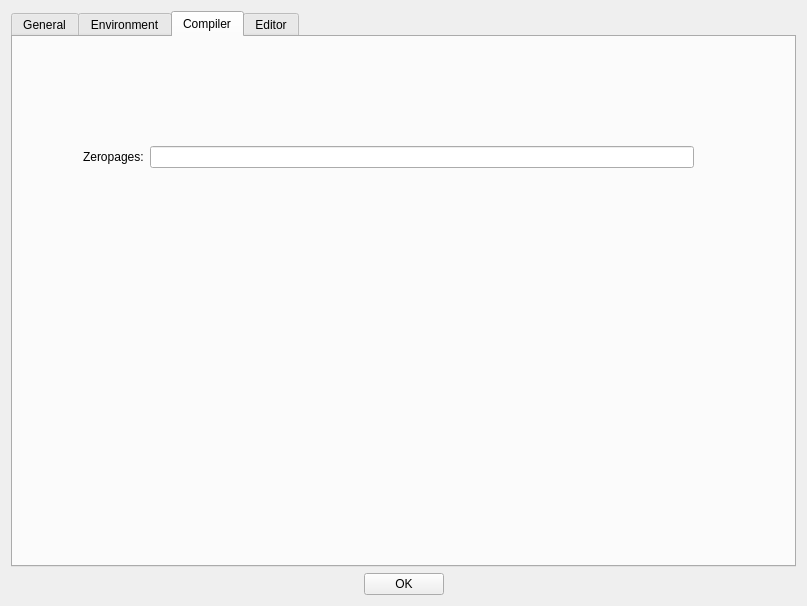
This is source/dialogtrsesettings.ui in leuat/TRSE as Qt 5 draws it before an edit. The edited form follows.
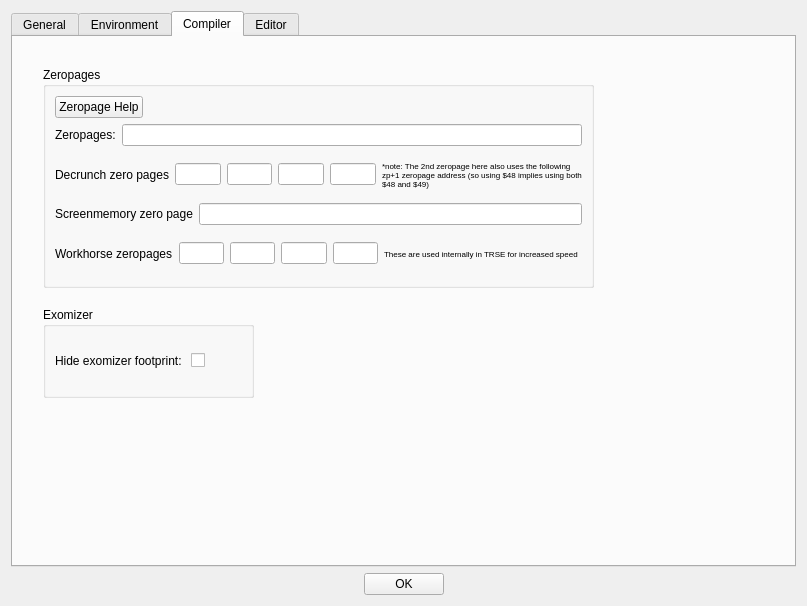
This is the edited form. The open tabs and pages were chosen to show the change.

Commit message: Added: Sqrt (16 bit), lots of zeropage support (settings, compiler) and renamed 'interpreter' to 'compiler'

The edit to the form file:
```diff
--- a/source/dialogtrsesettings.ui
+++ b/source/dialogtrsesettings.ui
@@ -124,25 +124,224 @@
         <attribute name="title">
          <string>Compiler</string>
         </attribute>
-        <widget class="QWidget" name="gridLayoutWidget_3">
+        <widget class="QGroupBox" name="groupBox_2">
          <property name="geometry">
           <rect>
-           <x>70</x>
-           <y>70</y>
-           <width>611</width>
-           <height>101</height>
+           <x>30</x>
+           <y>30</y>
+           <width>551</width>
+           <height>221</height>
           </rect>
+         </property>
+         <property name="title">
+          <string>Zeropages</string>
+         </property>
+         <layout class="QHBoxLayout" name="horizontalLayout_9">
+          <item>
+           <layout class="QVBoxLayout" name="verticalLayout_3">
+            <property name="sizeConstraint">
+             <enum>QLayout::SetMinAndMaxSize</enum>
+            </property>
+            <item>
+             <layout class="QHBoxLayout" name="horizontalLayout_10">
+              <item>
+               <widget class="QPushButton" name="pushButton_2">
+                <property name="text">
+                 <string>Zeropage Help</string>
+                </property>
+               </widget>
+              </item>
+              <item>
+               <spacer name="horizontalSpacer_3">
+                <property name="orientation">
+                 <enum>Qt::Horizontal</enum>
+                </property>
+                <property name="sizeHint" stdset="0">
+                 <size>
+                  <width>40</width>
+                  <height>20</height>
+                 </size>
+                </property>
+               </spacer>
+              </item>
+             </layout>
+            </item>
+            <item>
+             <layout class="QHBoxLayout" name="horizontalLayout_3">
+              <item>
+               <widget class="QLabel" name="label_7">
+                <property name="text">
+                 <string>Zeropages:</string>
+                </property>
+               </widget>
+              </item>
+              <item>
+               <widget class="QLineEdit" name="leZeropages"/>
+              </item>
+             </layout>
+            </item>
+            <item>
+             <layout class="QHBoxLayout" name="horizontalLayout_6" stretch="1,2,2">
+              <item>
+               <widget class="QLabel" name="label_11">
+                <property name="text">
+                 <string>Decrunch zero pages</string>
+                </property>
+               </widget>
+              </item>
+              <item>
+               <layout class="QHBoxLayout" name="horizontalLayout_7">
+                <item>
+                 <layout class="QVBoxLayout" name="verticalLayout_2" stretch="0">
+                  <item>
+                   <layout class="QHBoxLayout" name="horizontalLayout">
+                    <item>
+                     <widget class="QLineEdit" name="leDecrunchZp1"/>
+                    </item>
+                    <item>
+                     <widget class="QLineEdit" name="leDecrunchZp2"/>
+                    </item>
+                    <item>
+                     <widget class="QLineEdit" name="leDecrunchZp3"/>
+                    </item>
+                    <item>
+                     <widget class="QLineEdit" name="leDecrunchZp4"/>
+                    </item>
+                   </layout>
+                  </item>
+                 </layout>
+                </item>
+               </layout>
+              </item>
+              <item>
+               <widget class="QLabel" name="label_13">
+                <property name="font">
+                 <font>
+                  <pointsize>6</pointsize>
+                 </font>
+                </property>
+                <property name="text">
+                 <string>*note: The 2nd zeropage here also uses the following zp+1 zeropage address (so using $48 implies using both $48 and $49)</string>
+                </property>
+                <property name="scaledContents">
+                 <bool>false</bool>
+                </property>
+                <property name="wordWrap">
+                 <bool>true</bool>
+                </property>
+               </widget>
+              </item>
+             </layout>
+            </item>
+            <item>
+             <layout class="QHBoxLayout" name="horizontalLayout_8">
+              <item>
+               <widget class="QLabel" name="label_12">
+                <property name="text">
+                 <string>Screenmemory zero page</string>
+                </property>
+               </widget>
+              </item>
+              <item>
+               <widget class="QLineEdit" name="leZeropageScreenMemory"/>
+              </item>
+             </layout>
+            </item>
+            <item>
+             <layout class="QHBoxLayout" name="horizontalLayout_13" stretch="1,2,2">
+              <item>
+               <widget class="QLabel" name="label_14">
+                <property name="text">
+                 <string>Workhorse zeropages</string>
+                </property>
+               </widget>
+              </item>
+              <item>
+               <layout class="QHBoxLayout" name="horizontalLayout_14">
+                <item>
+                 <layout class="QVBoxLayout" name="verticalLayout_5" stretch="0">
+                  <item>
+                   <layout class="QHBoxLayout" name="horizontalLayout_15">
+                    <item>
+                     <widget class="QLineEdit" name="leInternalZp1"/>
+                    </item>
+                    <item>
+                     <widget class="QLineEdit" name="leInternalZp2"/>
+                    </item>
+                    <item>
+                     <widget class="QLineEdit" name="leInternalZp3"/>
+                    </item>
+                    <item>
+                     <widget class="QLineEdit" name="leInternalZp4"/>
+                    </item>
+                   </layout>
+                  </item>
+                 </layout>
+                </item>
+               </layout>
+              </item>
+              <item>
+               <widget class="QLabel" name="label_15">
+                <property name="font">
+                 <font>
+                  <pointsize>6</pointsize>
+                 </font>
+                </property>
+                <property name="text">
+                 <string>These are used internally in TRSE for increased speed</string>
+                </property>
+                <property name="scaledContents">
+                 <bool>false</bool>
+                </property>
+                <property name="wordWrap">
+                 <bool>true</bool>
+                </property>
+               </widget>
+              </item>
+             </layout>
+            </item>
+           </layout>
+          </item>
+         </layout>
+        </widget>
+        <widget class="QGroupBox" name="groupBox_3">
+         <property name="geometry">
+          <rect>
+           <x>30</x>
+           <y>270</y>
+           <width>211</width>
+           <height>91</height>
+          </rect>
+         </property>
+         <property name="title">
+          <string>Exomizer</string>
          </property>
          <layout class="QGridLayout" name="gridLayout_3">
           <item row="0" column="0">
-           <widget class="QLabel" name="label_7">
-            <property name="text">
-             <string>Zeropages:</string>
-            </property>
-           </widget>
-          </item>
-          <item row="0" column="1">
-           <widget class="QLineEdit" name="leZeropages"/>
+           <layout class="QVBoxLayout" name="verticalLayout_4">
+            <item>
+             <layout class="QHBoxLayout" name="horizontalLayout_4">
+              <item>
+               <layout class="QHBoxLayout" name="horizontalLayout_5" stretch="1,2">
+                <item>
+                 <widget class="QLabel" name="label_10">
+                  <property name="text">
+                   <string>Hide exomizer footprint: </string>
+                  </property>
+                 </widget>
+                </item>
+                <item>
+                 <widget class="QCheckBox" name="chkExomizerFootprint">
+                  <property name="text">
+                   <string/>
+                  </property>
+                 </widget>
+                </item>
+               </layout>
+              </item>
+             </layout>
+            </item>
+           </layout>
           </item>
          </layout>
         </widget>
```
Left out of the diff: 2 changed lines with no effect on the pictures. The commit also changes 16 other files.
